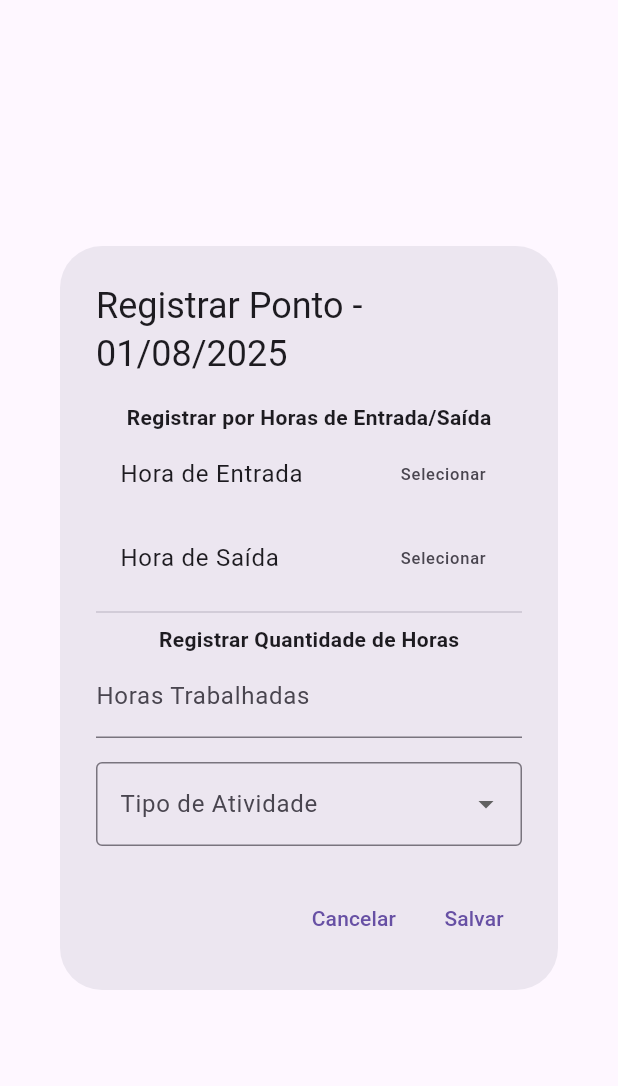
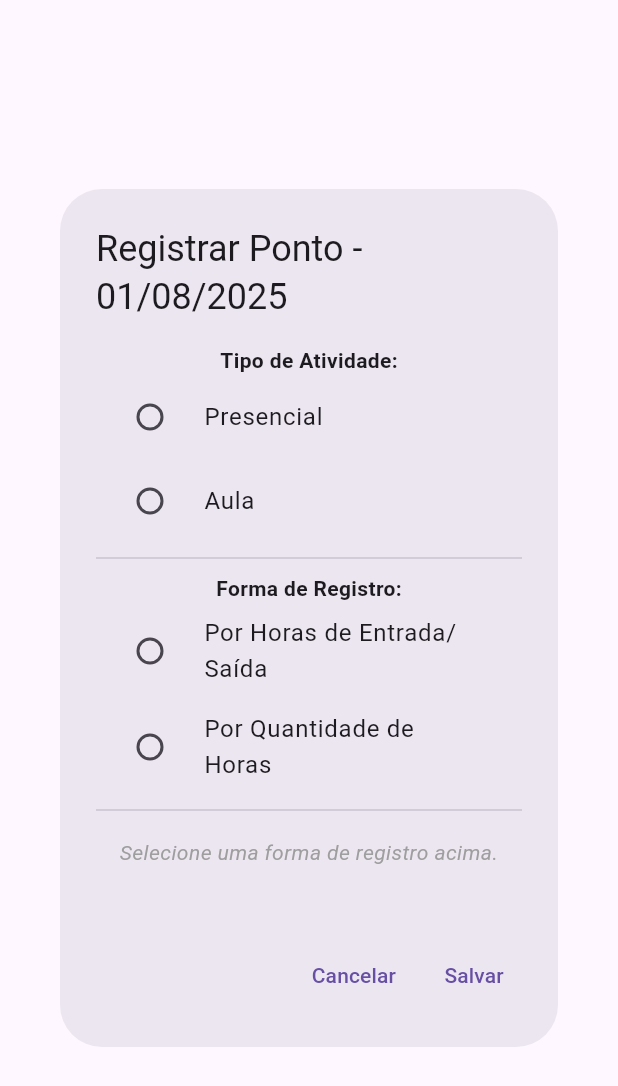
Before and after one commit to larafvitoriano/app_contabilizar_ponto, a Flutter app: the PontoRegistroDialog widget shown alone on an empty page, opened directly with empty values, on a phone screen of 412 x 824 dp. Shown: the top 1086 px of the screen. Run offline on Flutter 3.47's test engine with Material 3 defaults, Android fonts, the light colour scheme and no system bars; our stand-ins replace sqflite, table_calendar; accounts and stored records are empty.

Commit message:
refac: otimizando dialog

```diff
--- a/lib/main.dart
+++ b/lib/main.dart
@@ -1,8 +1,10 @@
 import 'package:flutter/material.dart';
+import 'package:intl/date_symbol_data_file.dart';
 import 'screens/calendar_screen.dart';
 
+
 void main() {
-  runApp(const MyApp());
+    runApp(const MyApp());
 }
 
 class MyApp extends StatelessWidget {
@@ -26,7 +28,7 @@ class MyApp extends StatelessWidget {
             color: Colors.black,
           ),
           iconTheme: const IconThemeData(
-            color: Colors.white, // cor da seta de voltar
+            color: Colors.white,
           ),
         ),
       ),
--- a/lib/widgets/ponto_registro_dialog.dart
+++ b/lib/widgets/ponto_registro_dialog.dart
@@ -6,6 +6,8 @@ import '../database/contracts/ponto_repository_contract.dart';
 import '../database/models/ponto_registro_model.dart';
 import '../database/models/tipo_atividade_enum.dart';
 
+// Enum para o tipo de registro que o usuário deseja fazer
+enum TipoRegistroOpcao { porHoras, porQuantidade }
 
 class PontoRegistroDialog extends StatefulWidget {
   final DateTime selectedDay;
@@ -28,20 +30,30 @@ class _PontoRegistroDialogState extends State<PontoRegistroDialog> {
   TimeOfDay? _saida;
   double? _horasTrabalhadas;
   TipoAtividade? _tipoAtividadeSelecionada;
+  TipoRegistroOpcao?
+  _tipoRegistroSelecionado; // Novo estado para controlar a opção de registro
 
-  final TextEditingController _horasTrabalhadasController = TextEditingController();
+  final TextEditingController _horasTrabalhadasController =
+      TextEditingController();
 
   @override
   void initState() {
     super.initState();
+    // Preenche os campos se estiver editando um registro existente
     if (widget.registroParaEditar != null) {
       _entrada = widget.registroParaEditar!.horaEntrada;
       _saida = widget.registroParaEditar!.horaSaida;
       _horasTrabalhadas = widget.registroParaEditar!.horasTrabalhadas;
       _tipoAtividadeSelecionada = widget.registroParaEditar!.tipoAtividade;
 
+      // Define o tipo de registro selecionado com base nos dados existentes
       if (_horasTrabalhadas != null) {
-        _horasTrabalhadasController.text = _horasTrabalhadas!.toStringAsFixed(2);
+        _tipoRegistroSelecionado = TipoRegistroOpcao.porQuantidade;
+        _horasTrabalhadasController.text = _horasTrabalhadas!.toStringAsFixed(
+          2,
+        );
+      } else if (_entrada != null || _saida != null) {
+        _tipoRegistroSelecionado = TipoRegistroOpcao.porHoras;
       }
     }
   }
@@ -55,12 +67,69 @@ class _PontoRegistroDialogState extends State<PontoRegistroDialog> {
   @override
   Widget build(BuildContext context) {
     return AlertDialog(
-      title: Text('Registrar Ponto - ${DateFormat.yMd('pt_BR').format(widget.selectedDay)}'),
+      title: Text(
+        'Registrar Ponto - ${DateFormat.yMd('pt_BR').format(widget.selectedDay)}',
+      ),
       content: SingleChildScrollView(
         child: Column(
           mainAxisSize: MainAxisSize.min,
           children: [
-            const Text('Registrar por Horas de Entrada/Saída', style: TextStyle(fontWeight: FontWeight.bold)),
+            // --- Seleção do Tipo de Atividade (Radio Buttons) ---
+            const Text(
+              'Tipo de Atividade:',
+              style: TextStyle(fontWeight: FontWeight.bold),
+            ),
+            ...TipoAtividade.values.map((TipoAtividade tipo) {
+              return RadioListTile<TipoAtividade>(
+                title: Text(tipo.toDisplayString()),
+                value: tipo,
+                groupValue: _tipoAtividadeSelecionada,
+                onChanged: (TipoAtividade? newValue) {
+                  setState(() {
+                    _tipoAtividadeSelecionada = newValue;
+                  });
+                },
+              );
+            }).toList(),
+            const Divider(height: 20, thickness: 1),
+
+            // --- Seleção do Tipo de Registro (Radio Buttons) ---
+            const Text(
+              'Forma de Registro:',
+              style: TextStyle(fontWeight: FontWeight.bold),
+            ),
+            RadioListTile<TipoRegistroOpcao>(
+              title: const Text('Por Horas de Entrada/Saída'),
+              value: TipoRegistroOpcao.porHoras,
+              groupValue: _tipoRegistroSelecionado,
+              onChanged: (TipoRegistroOpcao? newValue) {
+                setState(() {
+                  _tipoRegistroSelecionado = newValue;
+                  // Limpa o outro campo ao trocar a opção
+                  _horasTrabalhadasController.clear();
+                  _horasTrabalhadas = null;
+                });
+              },
+            ),
+            RadioListTile<TipoRegistroOpcao>(
+              title: const Text('Por Quantidade de Horas'),
+              value: TipoRegistroOpcao.porQuantidade,
+              groupValue: _tipoRegistroSelecionado,
+              onChanged: (TipoRegistroOpcao? newValue) {
+                setState(() {
+                  _tipoRegistroSelecionado = newValue;
+                  // Limpa os campos de entrada/saída ao trocar a opção
+                  _entrada = null;
+                  _saida = null;
+                });
+              },
+            ),
+            const Divider(height: 20, thickness: 1),
+
+            // --- Campos Condicionais baseados na seleção ---
+            if (_tipoRegistroSelecionado == TipoRegistroOpcao.porHoras)
+              Column(
+                children: [
                   ListTile(
                     title: const Text('Hora de Entrada'),
                     trailing: Text(_entrada?.format(context) ?? 'Selecionar'),
@@ -69,13 +138,17 @@ class _PontoRegistroDialogState extends State<PontoRegistroDialog> {
                         context: context,
                         initialTime: _entrada ?? TimeOfDay.now(),
                         builder: (context, child) {
-                    return Localizations.override(context: context, locale: const Locale('pt', 'BR'), child: child);
+                          return Localizations.override(
+                            context: context,
+                            locale: const Locale('pt', 'BR'),
+                            child: child,
+                          );
                         },
                       );
                       if (pickedTime != null) {
-                  setState(() { _entrada = pickedTime; });
-                  _horasTrabalhadasController.clear();
-                  _horasTrabalhadas = null;
+                        setState(() {
+                          _entrada = pickedTime;
+                        });
                       }
                     },
                   ),
@@ -87,55 +160,57 @@ class _PontoRegistroDialogState extends State<PontoRegistroDialog> {
                         context: context,
                         initialTime: _saida ?? _entrada ?? TimeOfDay.now(),
                         builder: (context, child) {
-                    return Localizations.override(context: context, locale: const Locale('pt', 'BR'), child: child);
+                          return Localizations.override(
+                            context: context,
+                            locale: const Locale('pt', 'BR'),
+                            child: child,
+                          );
                         },
                       );
                       if (pickedTime != null) {
-                  setState(() { _saida = pickedTime; });
-                  _horasTrabalhadasController.clear();
-                  _horasTrabalhadas = null;
+                        setState(() {
+                          _saida = pickedTime;
+                        });
                       }
                     },
                   ),
-            const Divider(),
-            const Text('Registrar Quantidade de Horas', style: TextStyle(fontWeight: FontWeight.bold)),
+                ],
+              )
+            else if (_tipoRegistroSelecionado ==
+                TipoRegistroOpcao.porQuantidade)
               TextFormField(
                 controller: _horasTrabalhadasController,
-              keyboardType: const TextInputType.numberWithOptions(decimal: true),
+                keyboardType: const TextInputType.numberWithOptions(
+                  decimal: true,
+                ),
                 inputFormatters: [
                   FilteringTextInputFormatter.allow(RegExp(r'^\d+\.?\d{0,2}')),
                 ],
                 decoration: const InputDecoration(
-                labelText: 'Horas Trabalhadas',
+                  labelText: 'Horas Trabalhadas (ex: 8.5)',
                   hintText: 'Digite a quantidade de horas',
+                  border:
+                      OutlineInputBorder(), // Adiciona borda para melhor visual
                 ),
                 onChanged: (value) {
                   setState(() {
                     _horasTrabalhadas = double.tryParse(value);
-                  _entrada = null;
-                  _saida = null;
                   });
                 },
               ),
-            const SizedBox(height: 16),
+            const Padding(
+              padding: EdgeInsets.symmetric(vertical: 8.0),
+              child: Text(
+                'Selecione uma forma de registro acima.',
+                style: TextStyle(
+                  fontStyle: FontStyle.italic,
+                  color: Colors.grey,
+                ),
+                textAlign: TextAlign.center,
+              ),
+            ),
 
-            DropdownButtonFormField<TipoAtividade>(
-              value: _tipoAtividadeSelecionada,
-              decoration: const InputDecoration(
-                labelText: 'Tipo de Atividade',
-                border: OutlineInputBorder(),
-              ),
-              items: TipoAtividade.values.map((TipoAtividade tipo) {
-                return DropdownMenuItem<TipoAtividade>(
-                  value: tipo,
-                  child: Text(tipo.toDisplayString()),
-                );
-              }).toList(),
-              onChanged: (TipoAtividade? newValue) {
-                setState(() { _tipoAtividadeSelecionada = newValue; });
-              },
-              validator: (value) => value == null ? 'Selecione o tipo de atividade' : null,
-            ),
+            const SizedBox(height: 16), // Espaçamento final
           ],
         ),
       ),
@@ -148,30 +223,76 @@ class _PontoRegistroDialogState extends State<PontoRegistroDialog> {
           onPressed: () async {
             if (_tipoAtividadeSelecionada == null) {
               ScaffoldMessenger.of(context).showSnackBar(
-                const SnackBar(content: Text('Por favor, selecione o tipo de atividade.')),
+                const SnackBar(
+                  content: Text('Por favor, selecione o tipo de atividade.'),
+                ),
               );
               return;
             }
 
-            if ((_entrada == null && _saida == null) && _horasTrabalhadas == null) {
+            if (_tipoRegistroSelecionado == null) {
               ScaffoldMessenger.of(context).showSnackBar(
-                const SnackBar(content: Text('Por favor, insira a hora de entrada/saída ou as horas trabalhadas.')),
+                const SnackBar(
+                  content: Text('Por favor, selecione uma forma de registro.'),
+                ),
               );
               return;
             }
 
-            final normalizedDay = DateTime(widget.selectedDay.year, widget.selectedDay.month, widget.selectedDay.day);
+            // Validações específicas para cada tipo de registro
+            if (_tipoRegistroSelecionado == TipoRegistroOpcao.porHoras) {
+              if (_entrada == null && _saida == null) {
+                ScaffoldMessenger.of(context).showSnackBar(
+                  const SnackBar(
+                    content: Text(
+                      'Por favor, insira a hora de entrada OU saída.',
+                    ),
+                  ),
+                );
+                return;
+              }
+            } else if (_tipoRegistroSelecionado ==
+                TipoRegistroOpcao.porQuantidade) {
+              if (_horasTrabalhadas == null || _horasTrabalhadas! <= 0) {
+                ScaffoldMessenger.of(context).showSnackBar(
+                  const SnackBar(
+                    content: Text(
+                      'Por favor, insira um valor válido para horas trabalhadas.',
+                    ),
+                  ),
+                );
+                return;
+              }
+            }
+
+            final normalizedDay = DateTime(
+              widget.selectedDay.year,
+              widget.selectedDay.month,
+              widget.selectedDay.day,
+            );
             String mensagemSucesso = '';
 
             try {
               final PontoRegistroModel ponto;
-              if (widget.registroParaEditar != null && widget.registroParaEditar!.id != null) {
+              if (widget.registroParaEditar != null &&
+                  widget.registroParaEditar!.id != null) {
                 ponto = PontoRegistroModel(
                   id: widget.registroParaEditar!.id,
                   data: normalizedDay,
-                  horaEntrada: _entrada,
-                  horaSaida: _saida,
-                  horasTrabalhadas: _horasTrabalhadas,
+                  // Garante que apenas os campos relevantes ao tipo de registro selecionado sejam passados
+                  horaEntrada:
+                      _tipoRegistroSelecionado == TipoRegistroOpcao.porHoras
+                          ? _entrada
+                          : null,
+                  horaSaida:
+                      _tipoRegistroSelecionado == TipoRegistroOpcao.porHoras
+                          ? _saida
+                          : null,
+                  horasTrabalhadas:
+                      _tipoRegistroSelecionado ==
+                              TipoRegistroOpcao.porQuantidade
+                          ? _horasTrabalhadas
+                          : null,
                   tipoAtividade: _tipoAtividadeSelecionada!,
                 );
                 await widget.pontoRepository.updatePonto(ponto);
@@ -179,18 +300,29 @@ class _PontoRegistroDialogState extends State<PontoRegistroDialog> {
               } else {
                 ponto = PontoRegistroModel(
                   data: normalizedDay,
-                  horaEntrada: _entrada,
-                  horaSaida: _saida,
-                  horasTrabalhadas: _horasTrabalhadas,
+                  // Garante que apenas os campos relevantes ao tipo de registro selecionado sejam passados
+                  horaEntrada:
+                      _tipoRegistroSelecionado == TipoRegistroOpcao.porHoras
+                          ? _entrada
+                          : null,
+                  horaSaida:
+                      _tipoRegistroSelecionado == TipoRegistroOpcao.porHoras
+                          ? _saida
+                          : null,
+                  horasTrabalhadas:
+                      _tipoRegistroSelecionado ==
+                              TipoRegistroOpcao.porQuantidade
+                          ? _horasTrabalhadas
+                          : null,
                   tipoAtividade: _tipoAtividadeSelecionada!,
                 );
                 await widget.pontoRepository.insertPonto(ponto);
                 mensagemSucesso = 'Registro de ponto salvo com sucesso!';
               }
 
-              Navigator.of(context).pop(mensagemSucesso); // Retorna a mensagem de sucesso
+              Navigator.of(context).pop(mensagemSucesso);
             } catch (e) {
-              Navigator.of(context).pop('Erro ao salvar registro: $e'); // Retorna mensagem de erro
+              Navigator.of(context).pop('Erro ao salvar registro: $e');
             }
           },
           child: const Text('Salvar'),
--- a/pubspec.yaml
+++ b/pubspec.yaml
@@ -30,7 +30,8 @@ environment:
 dependencies:
   flutter:
     sdk: flutter
-
+  flutter_localizations:
+    sdk: flutter
   # The following adds the Cupertino Icons font to your application.
   # Use with the CupertinoIcons class for iOS style icons.
   cupertino_icons: ^1.0.8
@@ -38,6 +39,9 @@ dependencies:
   intl: ^0.20.2
   sqflite: ^2.3.0
   path: ^1.8.3
+
+dependency_overrides:
+  intl: ^0.20.2
 
 dev_dependencies:
   flutter_test:
```
Also changed, not shown: pubspec.lock. Lines whose indentation alone changed are shown as unchanged.
